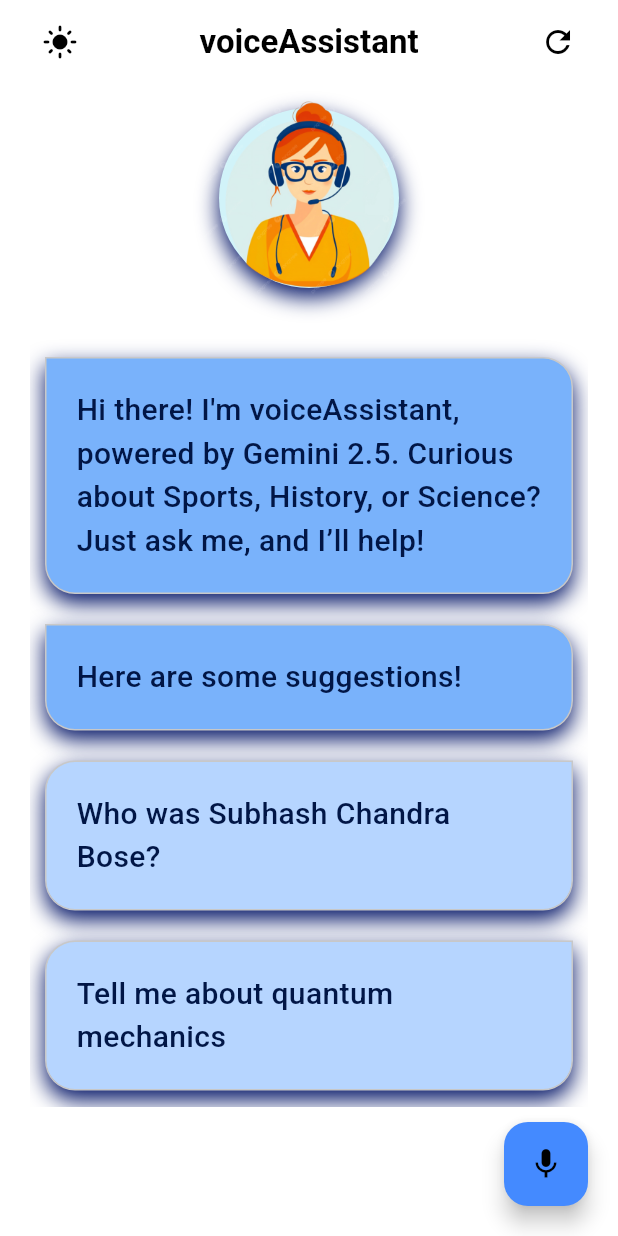
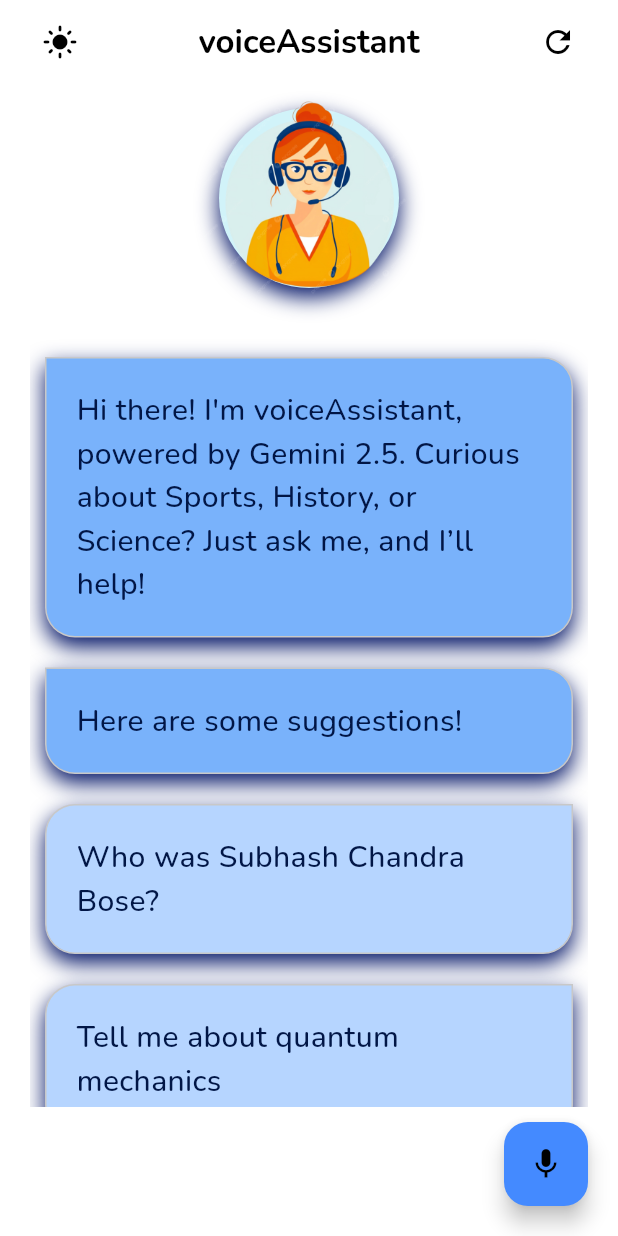
Before and after one commit to VasuBhakt/voiceAssistant, a Flutter app: the screen it shows after launch, on a phone screen of 412 x 824 dp. Run offline on Flutter 3.47's test engine with Material 3 defaults, Android fonts, the phone set to English and light mode, and no system bars; our stand-ins replace flutter_tts, speech_to_text.

Commit message:
ui update 8

```diff
--- a/lib/main.dart
+++ b/lib/main.dart
@@ -23,7 +23,7 @@
   }
 
   final ThemeData lightTheme = ThemeData(
-    fontFamily: 'Roboto',
+    fontFamily: 'Nunito',
     brightness: Brightness.light,
     primaryColor: Colors.blueAccent,
     scaffoldBackgroundColor: Colors.white,
@@ -34,7 +34,7 @@
   );
 
   final ThemeData darkTheme = ThemeData(
-    fontFamily: 'Roboto',
+    fontFamily: 'Nunito',
     brightness: Brightness.dark,
     primaryColor: Colors.blue[700],
     scaffoldBackgroundColor: Colors.black,
```
Also changed, not shown: pubspec.yaml (+4 -4 lines), assets/fonts/Nunito-Bold.ttf (added), assets/fonts/Nunito-Medium.ttf (added), assets/fonts/Nunito-Regular.ttf (added), assets/fonts/Roboto-Bold.ttf (deleted), assets/fonts/Roboto-Light.ttf (deleted), assets/fonts/Roboto-Medium.ttf (deleted), assets/fonts/Roboto-Regular.ttf (deleted), assets/images/bob.png (deleted).
